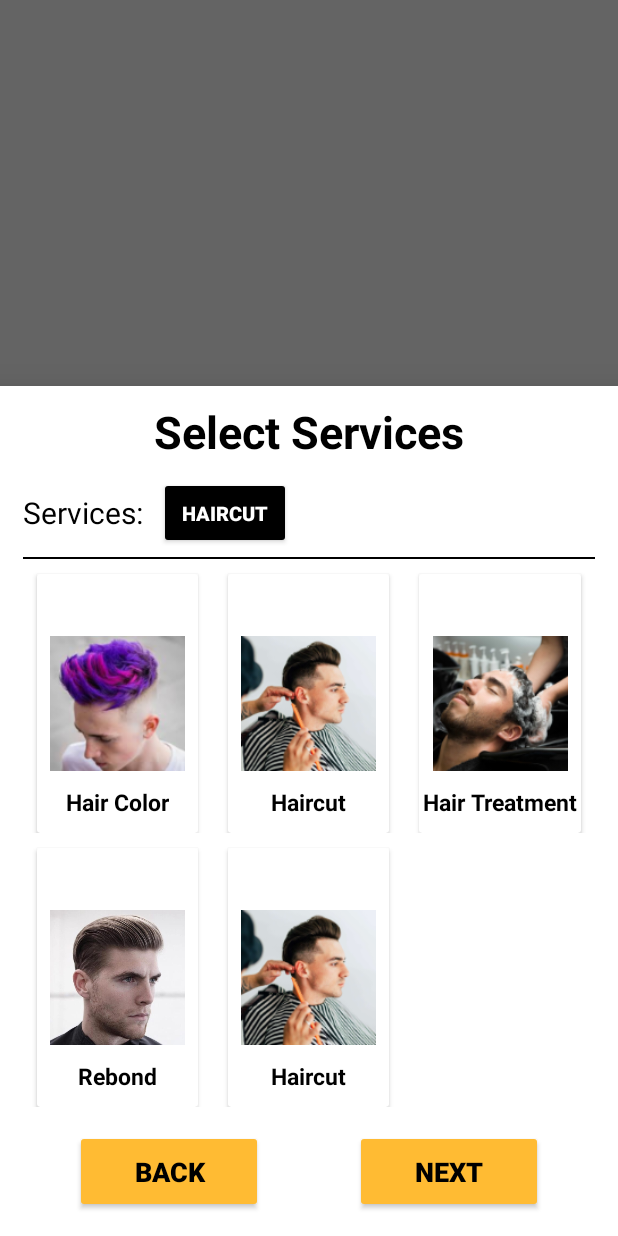
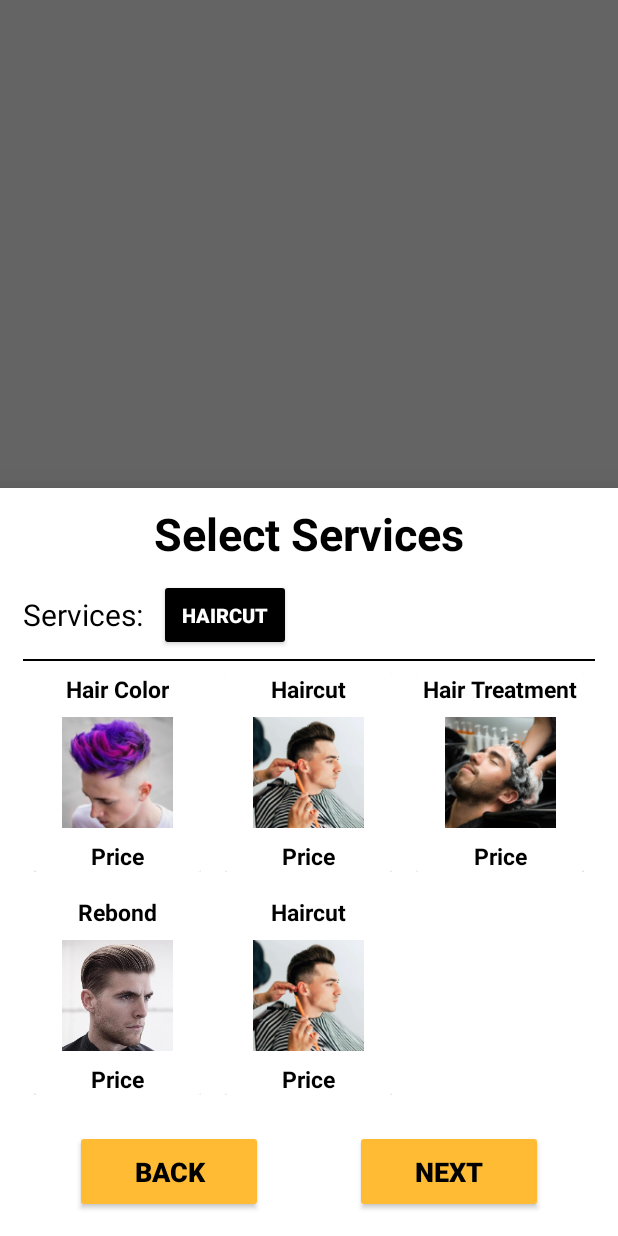
Before and after one commit to Enairu62/AppointCut-Android, an Android app: the fragment BottomSheetFragmentSelectServices shown on its own in the app's theme, on a phone screen of 412 x 824 dp. Run offline under Robolectric (Android 15) with nearby library versions, the phone set to English and light mode, and no system bars.

Commit message:
Connected Shop Services to server

```diff
--- a/AppointCut/app/build.gradle
+++ b/AppointCut/app/build.gradle
@@ -70,5 +70,7 @@ dependencies {
     implementation 'com.squareup.moshi:moshi-kotlin:1.12.0'
     //Coil
     implementation 'io.coil-kt:coil:1.4.0'
+    //Lifecycle scope
+    implementation 'androidx.lifecycle:lifecycle-runtime-ktx:2.4.0'
 
 }
--- a/AppointCut/app/src/main/java/com/example/appointcut/adapters/ShopAdapter.kt
+++ b/AppointCut/app/src/main/java/com/example/appointcut/adapters/ShopAdapter.kt
@@ -48,13 +48,14 @@ class ShopAdapter(private val shops: List<Shop>,
         private fun onHolderClick(shop: Shop){
             Log.d("ShopHolder", "OnClick called with ID: ${shop.id}")
 
+            val id = shop.id
             val name = shop.name
             val address = shop.address
             val contact = shop.contact
             val rating = shop.rating
 
             val action: NavDirections = FragmentFindBarberShopDirections
-                .actionFragmentFindBarberShopToFragmentBarberShopMap(name, address, contact, rating)
+                .actionFragmentFindBarberShopToFragmentBarberShopMap(name, address, contact, rating, id)
             navController.navigate(action)
         }
 
@@ -66,7 +67,7 @@ class ShopAdapter(private val shops: List<Shop>,
     override fun onCreateViewHolder(parent: ViewGroup, viewType: Int): ShopHolder {
         Log.d("ShopAdapter","onCreateViewHolder")
         return ShopHolder(RecyclerRowBarbershopBinding
-            .inflate(LayoutInflater.from(parent.context)),navController)
+            .inflate(LayoutInflater.from(parent.context),parent,false),navController)
     }
 
     /**
--- a/AppointCut/app/src/main/java/com/example/appointcut/network/ApcService.kt
+++ b/AppointCut/app/src/main/java/com/example/appointcut/network/ApcService.kt
@@ -1,6 +1,7 @@
 package com.example.appointcut.network
 
 import DataModels.Shop
+import DataModels.ShopService
 import DataModels.User
 import com.squareup.moshi.Moshi
 import com.squareup.moshi.kotlin.reflect.KotlinJsonAdapterFactory
@@ -27,6 +28,9 @@ interface ApcServiceInterface {
 
     @GET("rest/shops")
     suspend fun getShops(): List<Shop>
+
+    @GET("rest/shops/services/{id}")
+    suspend fun getShopServices(@Path("id") id: Int): List<ShopService>
 }
 
 object ApcService {
--- a/AppointCut/app/src/main/java/fragments/BottomSheetFragmentSelectServices.java
+++ b/AppointCut/app/src/main/java/fragments/BottomSheetFragmentSelectServices.java
@@ -88,9 +88,14 @@ public class BottomSheetFragmentSelectServices extends BottomSheetDialogFragment
     }
 
     private void buildListData(){
+        //get the pics
         int servicePic[] = {R.drawable.haircolor, R.drawable.haircut, R.drawable.hairtreatment,
                 R.drawable.straight_hair};
 
+        //get the services from server
+
+
+        //add to the list
         list.add(new DataModelSelectServices(servicePic[0],"Hair Color", 150.00f));
         list.add(new DataModelSelectServices(servicePic[1],"Haircut", 50.00f));
         list.add(new DataModelSelectServices(servicePic[2],"Hair Treatment", 250.00f));
--- a/AppointCut/app/src/main/res/layout/fragment_bottom_sheet_select_services.xml
+++ b/AppointCut/app/src/main/res/layout/fragment_bottom_sheet_select_services.xml
@@ -6,7 +6,7 @@
     xmlns:app="http://schemas.android.com/apk/res-auto"
     android:id="@+id/bottomSheetServices"
     android:paddingBottom="15dp"
-    tools:context="fragments.BottomSheetFragmentSelectServices">
+    tools:context="fragments.kotlin.FragmentSelectService">
 
     <TextView
         android:id="@+id/textView"
--- a/AppointCut/app/src/main/res/layout/recycler_row_selectservices.xml
+++ b/AppointCut/app/src/main/res/layout/recycler_row_selectservices.xml
@@ -4,59 +4,56 @@
     android:layout_height="wrap_content"
     android:id="@+id/selectServiceRowLayout"
     xmlns:app="http://schemas.android.com/apk/res-auto"
-    xmlns:tools="http://schemas.android.com/tools">
+    xmlns:tools="http://schemas.android.com/tools"
+    android:padding="8dp">
 
     <androidx.cardview.widget.CardView
         android:layout_width="match_parent"
-        android:layout_height="wrap_content"
-        android:layout_marginStart="10dp"
-        android:layout_marginTop="10dp"
-        android:layout_marginEnd="10dp"
-        app:layout_constraintEnd_toEndOf="parent"
-        app:layout_constraintStart_toStartOf="parent"
-        app:layout_constraintTop_toTopOf="parent">
+        android:layout_height="match_parent"
+        tools:layout_editor_absoluteY="10dp">
 
         <androidx.constraintlayout.widget.ConstraintLayout
             android:layout_width="match_parent"
             android:layout_height="match_parent">
 
+            <TextView
+                android:id="@+id/serviceName"
+                android:layout_width="wrap_content"
+                android:layout_height="wrap_content"
+                android:gravity="center"
+                android:text="Haircut"
+                android:textColor="@color/black"
+                android:textSize="15sp"
+                android:textStyle="bold"
+                app:layout_constraintEnd_toEndOf="parent"
+                app:layout_constraintStart_toStartOf="parent"
+                app:layout_constraintTop_toTopOf="parent" />
+
             <ImageView
                 android:id="@+id/servicePic"
                 android:layout_width="90dp"
                 android:layout_height="90dp"
-                app:layout_constraintBottom_toBottomOf="parent"
+                android:padding="8dp"
                 app:layout_constraintEnd_toEndOf="parent"
                 app:layout_constraintStart_toStartOf="parent"
-                app:layout_constraintTop_toTopOf="parent"
+                app:layout_constraintTop_toBottomOf="@+id/serviceName"
                 app:srcCompat="@drawable/haircut" />
 
-            <androidx.constraintlayout.widget.ConstraintLayout
-                android:id="@+id/constraintLayout2"
+            <TextView
+                android:id="@+id/servicePrice"
                 android:layout_width="wrap_content"
                 android:layout_height="wrap_content"
-                android:layout_marginTop="10dp"
-                android:layout_marginBottom="10dp"
-                app:layout_constraintBottom_toBottomOf="parent"
+                android:gravity="center"
+                android:text="Price"
+                android:textColor="@color/black"
+                android:textSize="15sp"
+                android:textStyle="bold"
                 app:layout_constraintEnd_toEndOf="parent"
                 app:layout_constraintStart_toStartOf="parent"
-                app:layout_constraintTop_toBottomOf="@+id/servicePic">
-
-                <TextView
-                    android:id="@+id/serviceName"
-                    android:layout_width="wrap_content"
-                    android:layout_height="wrap_content"
-                    android:gravity="center"
-                    android:text="Haircut"
-                    android:textColor="@color/black"
-                    android:textSize="15sp"
-                    android:textStyle="bold"
-                    app:layout_constraintStart_toStartOf="parent"
-                    app:layout_constraintTop_toTopOf="parent" />
-
-            </androidx.constraintlayout.widget.ConstraintLayout>
-
+                app:layout_constraintTop_toBottomOf="@id/servicePic" />
 
         </androidx.constraintlayout.widget.ConstraintLayout>
+
     </androidx.cardview.widget.CardView>
 
 </androidx.constraintlayout.widget.ConstraintLayout>
--- a/AppointCut/app/src/main/res/navigation/nav_graph_customer.xml
+++ b/AppointCut/app/src/main/res/navigation/nav_graph_customer.xml
@@ -77,6 +77,9 @@
         <argument
             android:name="rating"
             app:argType="float" />
+        <argument
+            android:name="id"
+            app:argType="integer" />
     </fragment>
     <fragment
         android:id="@+id/fragmentChat"
```
Also changed, not shown: AppointCut/app/src/main/java/DataModels/ShopService.kt (added, +12 -0 lines), AppointCut/app/src/main/java/com/example/appointcut/adapters/ShopServiceAdapter.kt (added, +44 -0 lines), AppointCut/app/src/main/java/fragments/FragmentBarberShopMap.java (+8 -5 lines), AppointCut/app/src/main/java/fragments/kotlin/FragmentSelectService.kt (added, +80 -0 lines).
